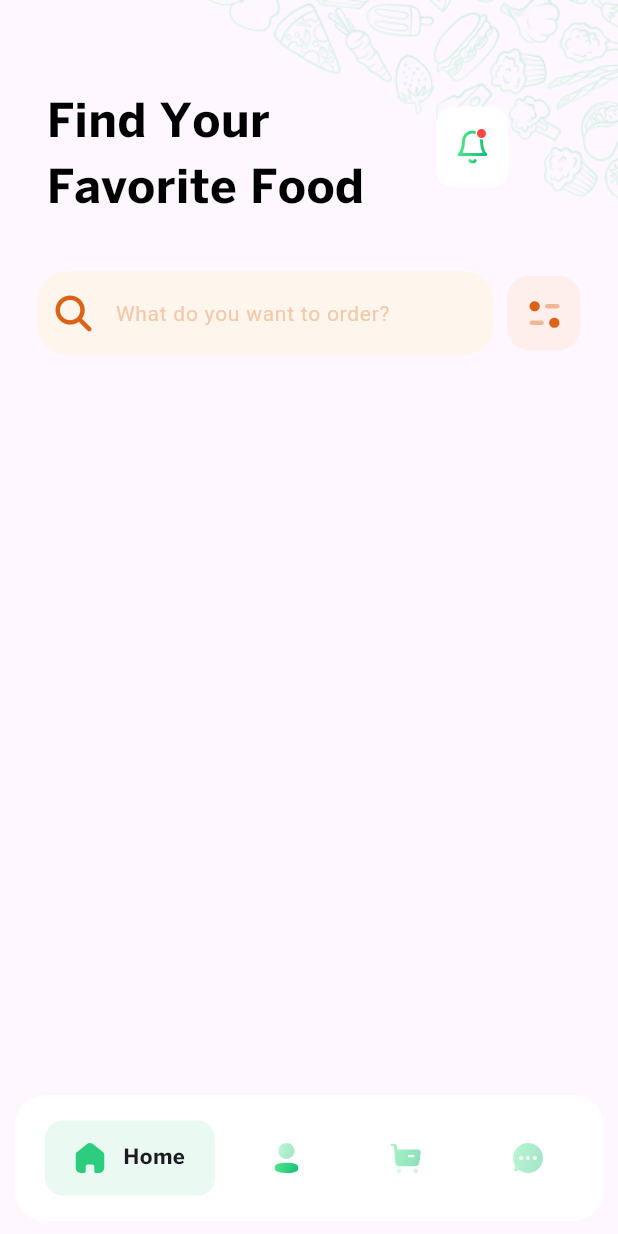
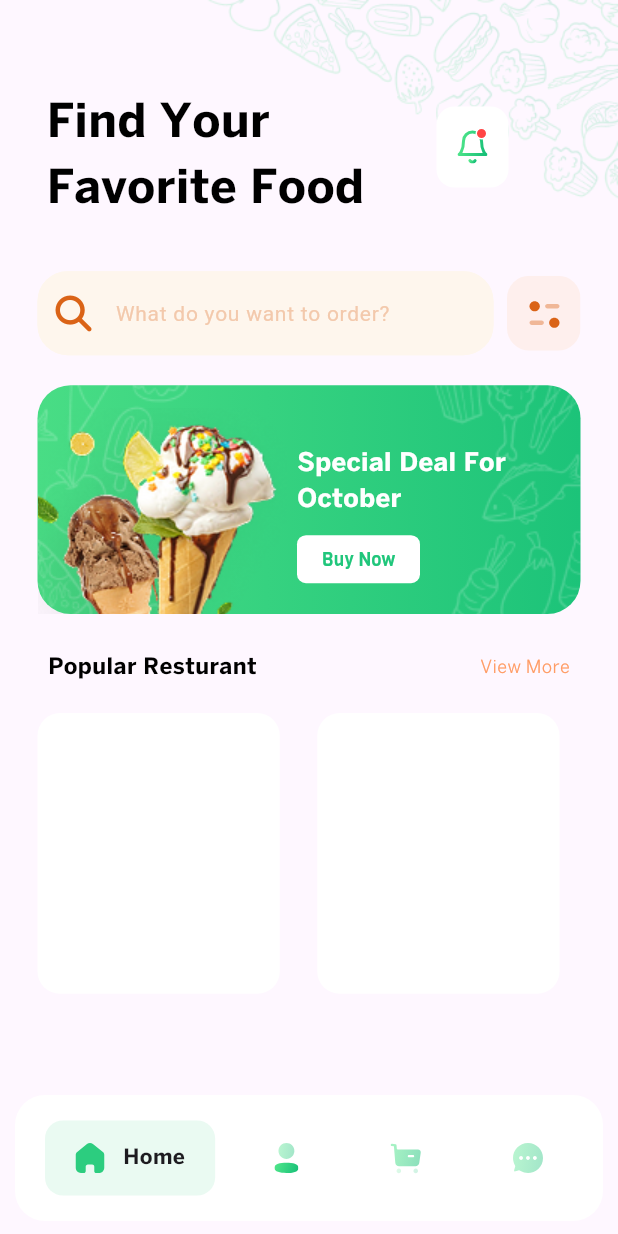
Before and after one commit to mohamedemad121/food-ninja, a Flutter app: the NavBar screen opened by its route, on a phone screen of 412 x 824 dp. Run offline on Flutter 3.47's test engine with Material 3 defaults, Android fonts, the phone set to English and light mode, and no system bars; drawn by our look-alikes of google_nav_bar; our stand-ins replace flutter_svg, font_awesome_flutter, go_router, image_picker, pinput.

Commit message:
feat: Add new image assets and implement ListTileModel, StackHome, ListViewPopular, and PopularResturant components

```diff
--- a/lib/core/constant/image_manger.dart
+++ b/lib/core/constant/image_manger.dart
@@ -13,4 +13,6 @@ class ImageManger {
   static const background = 'assets/images/BACKGROUND 2.png';
   static const uploadimage = 'assets/images/Photo.png';
   static const success = 'assets/images/success.png';
+  static const pattern = 'assets/images/Pattern.png';
+  static const stackhome = 'assets/images/Image.png';
 }
--- /dev/null
+++ b/lib/models/list_tile_model.dart
@@ -0,0 +1,6 @@
+class ListTileModel {
+  final String? image;
+  final String? title;
+  final String? subtitle;
+  ListTileModel({required this.image,required this.title,required this.subtitle});
+}
--- a/lib/presentation/home_view/views/home_view.dart
+++ b/lib/presentation/home_view/views/home_view.dart
@@ -1,5 +1,8 @@
 import 'package:flutter/material.dart';
 import 'package:foodninja/presentation/home_view/widgets/filter_text.dart';
+import 'package:foodninja/presentation/home_view/widgets/list_view_popular.dart';
+import 'package:foodninja/presentation/home_view/widgets/popular_resturant.dart';
+import 'package:foodninja/presentation/home_view/widgets/stack_home.dart';
 import 'package:foodninja/presentation/home_view/widgets/stack_navbar.dart';
 
 class HomeView extends StatelessWidget {
@@ -13,6 +16,23 @@ class HomeView extends StatelessWidget {
           SliverToBoxAdapter(child: StackNavbar()),
           SliverToBoxAdapter(child: SizedBox(height: 18)),
           SliverToBoxAdapter(child: FilterText()),
+          SliverToBoxAdapter(child: SizedBox(height: 20)),
+          SliverToBoxAdapter(child: StackHome()),
+          SliverToBoxAdapter(child: SizedBox(height: 25)),
+          SliverToBoxAdapter(child: PopularResturant()),
+          SliverToBoxAdapter(child: SizedBox(height: 20)),
+          SliverToBoxAdapter(
+            child: SizedBox(
+              height: MediaQuery.of(context).size.height * (184 / 810),
+              child: ListView.builder(
+                scrollDirection: Axis.horizontal,
+                itemCount: 2,
+                itemBuilder: (context, index) {
+                  return ListViewPopular();
+                },
+              ),
+            ),
+          ),
         ],
       ),
     );
--- /dev/null
+++ b/lib/presentation/home_view/widgets/list_view_popular.dart
@@ -0,0 +1,30 @@
+import 'package:flutter/material.dart';
+
+class ListViewPopular extends StatelessWidget {
+  const ListViewPopular({super.key});
+
+  @override
+  Widget build(BuildContext context) {
+    return Padding(
+      padding: const EdgeInsets.only(left: 25),
+      child: Container(
+        width: MediaQuery.of(context).size.width * (147 / 375),
+        decoration: BoxDecoration(
+          color: Color(0xffFFFFFF),
+          borderRadius: BorderRadius.circular(15),
+        ),
+        child: Column(children: [
+
+
+
+
+
+],
+
+
+
+        ),
+      ),
+    );
+  }
+}
--- /dev/null
+++ b/lib/presentation/home_view/widgets/popular_resturant.dart
@@ -0,0 +1,33 @@
+import 'package:flutter/material.dart';
+
+class PopularResturant extends StatelessWidget {
+  const PopularResturant({super.key});
+
+  @override
+  Widget build(BuildContext context) {
+    return Padding(
+      padding: const EdgeInsets.symmetric(horizontal: 32),
+      child: Row(
+        mainAxisAlignment: MainAxisAlignment.spaceBetween,
+        children: [
+          Text(
+            'Popular Resturant',
+            style: TextStyle(
+              color: Colors.black,
+              fontFamily: 'BentonSansbold',
+              fontSize: 15,
+            ),
+          ),
+          Text(
+            'View More',
+            style: TextStyle(
+              color: Color(0xffff9c65),
+              fontFamily: 'BentonSansBook',
+              fontSize: 12,
+            ),
+          ),
+        ],
+      ),
+    );
+  }
+}
--- /dev/null
+++ b/lib/presentation/home_view/widgets/stack_home.dart
@@ -0,0 +1,64 @@
+import 'package:flutter/material.dart';
+import 'package:foodninja/core/constant/image_manger.dart';
+
+class StackHome extends StatelessWidget {
+  const StackHome({super.key});
+
+  @override
+  Widget build(BuildContext context) {
+    return Container(
+      margin: EdgeInsets.symmetric(horizontal: 25),
+      height: MediaQuery.of(context).size.height * (150 / 810),
+
+      decoration: BoxDecoration(
+        gradient: LinearGradient(
+          colors: [Color(0xff49dd85), Color(0xff1cc379)],
+          begin: Alignment.centerLeft,
+          end: Alignment.centerRight,
+        ),
+        color: Colors.green,
+        borderRadius: BorderRadius.circular(22),
+        image: DecorationImage(
+          image: AssetImage(ImageManger.pattern),
+          fit: BoxFit.cover,
+        ),
+      ),
+      child: Stack(
+        children: [
+          Positioned(top: 15, child: Image.asset(ImageManger.stackhome)),
+          Positioned(
+            top: 40,
+            left: 173,
+            right: 10,
+            child: Text(
+              'Special Deal For\nOctober',
+              style: TextStyle(
+                fontSize: 17,
+                fontFamily: 'BentonSansbold',
+                color: Colors.white,
+              ),
+            ),
+          ),
+          Positioned(
+            top: 100,
+            left: 173,
+            child: Container(
+              height: 32,
+              width: 82,
+              decoration: BoxDecoration(
+                color: Colors.white,
+                borderRadius: BorderRadius.circular(6),
+              ),
+              child: Center(
+                child: Text(
+                  'Buy Now',
+                  style: TextStyle(color: Color(0xff20c67b), fontSize: 12),
+                ),
+              ),
+            ),
+          ),
+        ],
+      ),
+    );
+  }
+}
```
Also changed, not shown: assets/images/Image.png (added), assets/images/Pattern.png (added).
